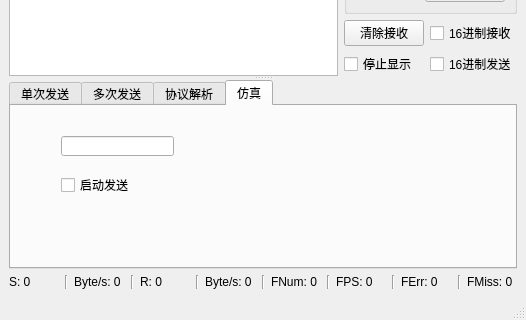
Before: the Qt Designer form mainwindow.ui in gropery/Qt_QSerialPort_QCustomPlot, drawn with Qt 5; both pictures show x 0 to 526 and y 235 to 555 of the 526 by 555 pixel window.
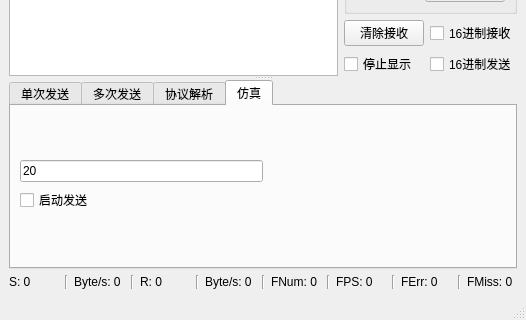
After: the same form once the commit is applied. Custom widgets are drawn as their Qt base class.

```diff
--- a/mainwindow.ui
+++ b/mainwindow.ui
@@ -785,29 +785,39 @@
         <attribute name="title">
          <string>仿真</string>
         </attribute>
+        <layout class="QGridLayout" name="gridLayout_6">
+         <item row="0" column="0">
+          <layout class="QVBoxLayout" name="verticalLayout_7">
+           <item>
+            <widget class="QLineEdit" name="lineEditWaveGeneInterval">
+             <property name="text">
+              <string>20</string>
+             </property>
+            </widget>
+           </item>
+           <item>
         <widget class="QCheckBox" name="checkBoxWaveGeneStart">
-         <property name="geometry">
-          <rect>
-           <x>50</x>
-           <y>70</y>
-           <width>73</width>
-           <height>18</height>
-          </rect>
-         </property>
          <property name="text">
           <string>启动发送</string>
          </property>
         </widget>
-        <widget class="QLineEdit" name="lineEditWaveGeneInterval">
-         <property name="geometry">
-          <rect>
-           <x>50</x>
-           <y>30</y>
-           <width>113</width>
+           </item>
+          </layout>
+         </item>
+         <item row="0" column="1">
+          <spacer name="horizontalSpacer">
+           <property name="orientation">
+            <enum>Qt::Horizontal</enum>
+           </property>
+           <property name="sizeHint" stdset="0">
+            <size>
+             <width>237</width>
            <height>20</height>
-          </rect>
-         </property>
-        </widget>
+            </size>
+           </property>
+          </spacer>
+         </item>
+        </layout>
        </widget>
       </widget>
      </widget>
```
Lines whose indentation alone changed are shown as unchanged.
